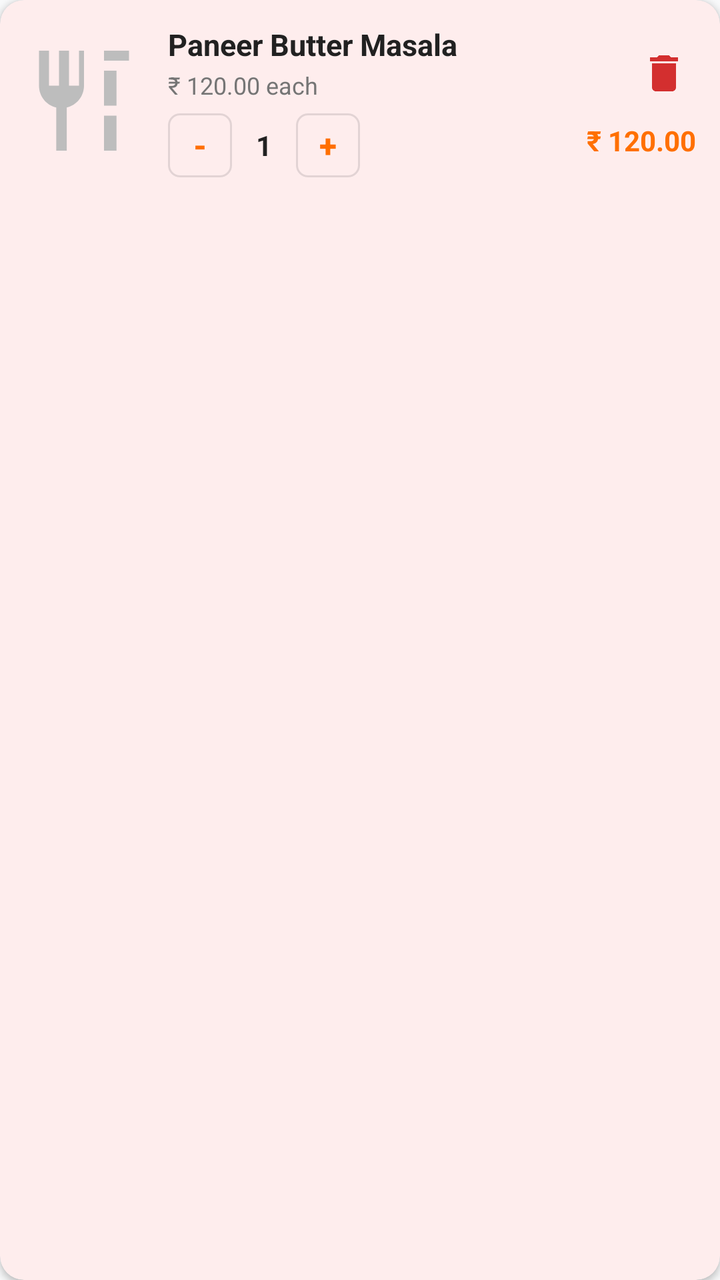
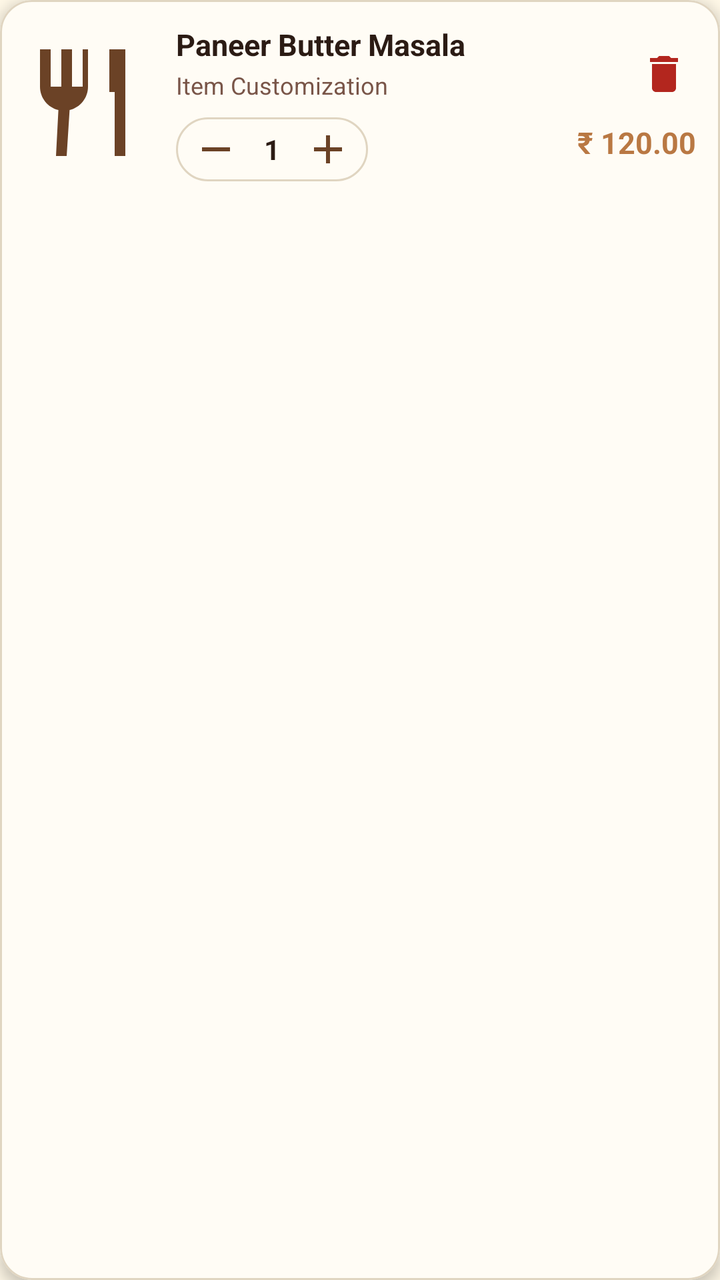

Screens rendered from an Android XML layout before and after an edit, with the pre-edit source and the edit as a unified diff.
<!-- AndroidManifest.xml: application theme Theme.CollegeCanteenFoodOrderingApp -->
<!-- res/layout/item_cart.xml -->
<?xml version="1.0" encoding="utf-8"?>
<com.google.android.material.card.MaterialCardView xmlns:android="http://schemas.android.com/apk/res/android"
    xmlns:app="http://schemas.android.com/apk/res-auto"
    android:layout_width="match_parent"
    android:layout_height="wrap_content"
    android:layout_marginVertical="6dp"
    app:cardCornerRadius="12dp"
    app:cardElevation="2dp"
    app:strokeWidth="0dp">

    <LinearLayout
        android:layout_width="match_parent"
        android:layout_height="wrap_content"
        android:gravity="center_vertical"
        android:orientation="horizontal"
        android:padding="12dp">

        <ImageView
            android:id="@+id/ivCartItemImage"
            android:layout_width="60dp"
            android:layout_height="60dp"
            android:scaleType="centerCrop"
            android:src="@drawable/ic_food_placeholder"
            android:contentDescription="Cart item image" />

        <LinearLayout
            android:layout_width="0dp"
            android:layout_height="wrap_content"
            android:layout_weight="1"
            android:layout_marginStart="12dp"
            android:orientation="vertical">

            <TextView
                android:id="@+id/tvCartItemName"
                android:layout_width="wrap_content"
                android:layout_height="wrap_content"
                android:text="Paneer Butter Masala"
                android:textColor="@color/text_primary"
                android:textSize="15sp"
                android:textStyle="bold" />

            <TextView
                android:id="@+id/tvCartItemPrice"
                android:layout_width="wrap_content"
                android:layout_height="wrap_content"
                android:layout_marginTop="2dp"
                android:text="₹ 120.00 each"
                android:textColor="@color/text_secondary"
                android:textSize="12sp" />

            
            <LinearLayout
                android:layout_width="wrap_content"
                android:layout_height="wrap_content"
                android:layout_marginTop="6dp"
                android:gravity="center_vertical"
                android:orientation="horizontal">

                <com.google.android.material.button.MaterialButton
                    android:id="@+id/btnMinus"
                    style="@style/Widget.MaterialComponents.Button.OutlinedButton"
                    android:layout_width="32dp"
                    android:layout_height="32dp"
                    android:insetLeft="0dp"
                    android:insetTop="0dp"
                    android:insetRight="0dp"
                    android:insetBottom="0dp"
                    android:padding="0dp"
                    android:text="-"
                    android:textColor="@color/primary"
                    android:textSize="16sp"
                    android:textStyle="bold"
                    app:cornerRadius="6dp" />

                <TextView
                    android:id="@+id/tvQuantity"
                    android:layout_width="wrap_content"
                    android:layout_height="wrap_content"
                    android:paddingHorizontal="12dp"
                    android:text="1"
                    android:textColor="@color/text_primary"
                    android:textSize="14sp"
                    android:textStyle="bold" />

                <com.google.android.material.button.MaterialButton
                    android:id="@+id/btnPlus"
                    style="@style/Widget.MaterialComponents.Button.OutlinedButton"
                    android:layout_width="32dp"
                    android:layout_height="32dp"
                    android:insetLeft="0dp"
                    android:insetTop="0dp"
                    android:insetRight="0dp"
                    android:insetBottom="0dp"
                    android:padding="0dp"
                    android:text="+"
                    android:textColor="@color/primary"
                    android:textSize="16sp"
                    android:textStyle="bold"
                    app:cornerRadius="6dp" />

            </LinearLayout>

        </LinearLayout>

        <LinearLayout
            android:layout_width="wrap_content"
            android:layout_height="wrap_content"
            android:gravity="end"
            android:orientation="vertical">

            <ImageButton
                android:id="@+id/btnRemove"
                android:layout_width="32dp"
                android:layout_height="32dp"
                android:background="?attr/selectableItemBackgroundBorderless"
                android:contentDescription="Remove item"
                android:src="@drawable/ic_delete" />

            <TextView
                android:id="@+id/tvItemTotalPrice"
                android:layout_width="wrap_content"
                android:layout_height="wrap_content"
                android:layout_marginTop="8dp"
                android:text="₹ 120.00"
                android:textColor="@color/primary"
                android:textSize="14sp"
                android:textStyle="bold" />
        </LinearLayout>

    </LinearLayout>

</com.google.android.material.card.MaterialCardView>
<!-- resources referenced by this layout -->
<resources>
  <color name="primary">#FF6F00</color>
  <color name="text_primary">#212121</color>
  <color name="text_secondary">#757575</color>
  <!-- drawable ic_delete (drawable) -->
  <vector xmlns:android="http://schemas.android.com/apk/res/android"
      android:width="24dp"
      android:height="24dp"
      android:viewportWidth="24"
      android:viewportHeight="24">
      <path
          android:fillColor="#D32F2F"
          android:pathData="M6,19c0,1.1 0.9,2 2,2h8c1.1,0 2,-0.9 2,-2V7H6v12zM19,4h-3.5l-1,-1h-5l-1,1H5v2h14V4z" />
  </vector>
  <!-- drawable ic_food_placeholder (drawable) -->
  <vector xmlns:android="http://schemas.android.com/apk/res/android"
      android:width="24dp"
      android:height="24dp"
      android:viewportWidth="24"
      android:viewportHeight="24">
      <path
          android:fillColor="#BDBDBD"
          android:pathData="M11,9H9V2H7v7H5V2H3v7c0,2.12 1.46,3.91 3.45,4.38V22h2.1v-8.62C10.54,12.91 12,11.12 12,9V2h-1V9zM16,6v7h2.5V6H16zM16,2v2h5V2h-5zM16,15v7h2.5v-7H16z" />
  </vector>
  <style name="Theme.CollegeCanteenFoodOrderingApp" parent="Base.Theme.CollegeCanteenFoodOrderingApp" />
  <style name="Base.Theme.CollegeCanteenFoodOrderingApp" parent="Theme.Material3.DayNight">
          <item name="colorPrimary">@color/primary</item>
          <item name="colorPrimaryDark">@color/primary_dark</item>
          <item name="colorAccent">@color/accent</item>
          <item name="android:windowBackground">@color/bg_main</item>
      </style>
  <color name="primary_dark">#E65100</color>
  <color name="accent">#FF9800</color>
  <color name="bg_main">#F8F9FA</color>
</resources>

<!-- the commit's change to res/layout/item_cart.xml (unified diff, before → after) -->
@@ -4,9 +4,11 @@
     android:layout_width="match_parent"
     android:layout_height="wrap_content"
     android:layout_marginVertical="6dp"
-    app:cardCornerRadius="12dp"
-    app:cardElevation="2dp"
-    app:strokeWidth="0dp">
+    app:cardBackgroundColor="@color/surface_card"
+    app:cardCornerRadius="16dp"
+    app:cardElevation="4dp"
+    app:strokeColor="@color/border_light"
+    app:strokeWidth="1dp">
 
     <LinearLayout
         android:layout_width="match_parent"
@@ -15,13 +17,14 @@
         android:orientation="horizontal"
         android:padding="12dp">
 
-        <ImageView
-            android:id="@+id/ivCartItemImage"
-            android:layout_width="60dp"
-            android:layout_height="60dp"
+        <com.google.android.material.imageview.ShapeableImageView
+            android:id="@+id/ivCartFood"
+            android:layout_width="64dp"
+            android:layout_height="64dp"
             android:scaleType="centerCrop"
             android:src="@drawable/ic_food_placeholder"
-            android:contentDescription="Cart item image" />
+            android:contentDescription="Cart item image"
+            app:shapeAppearanceOverlay="@style/ShapeAppearance.Material3.Corner.Medium" />
 
         <LinearLayout
             android:layout_width="0dp"
@@ -31,9 +34,11 @@
             android:orientation="vertical">
 
             <TextView
-                android:id="@+id/tvCartItemName"
+                android:id="@+id/tvCartFoodName"
                 android:layout_width="wrap_content"
                 android:layout_height="wrap_content"
+                android:ellipsize="end"
+                android:maxLines="1"
                 android:text="Paneer Butter Masala"
                 android:textColor="@color/text_primary"
                 android:textSize="15sp"
@@ -44,7 +49,7 @@
                 android:layout_width="wrap_content"
                 android:layout_height="wrap_content"
                 android:layout_marginTop="2dp"
-                android:text="₹ 120.00 each"
+                android:text="Item Customization"
                 android:textColor="@color/text_secondary"
                 android:textSize="12sp" />
 
@@ -52,51 +57,40 @@
             <LinearLayout
                 android:layout_width="wrap_content"
                 android:layout_height="wrap_content"
-                android:layout_marginTop="6dp"
+                android:layout_marginTop="8dp"
+                android:background="@drawable/bg_chip_unselected"
                 android:gravity="center_vertical"
-                android:orientation="horizontal">
+                android:orientation="horizontal"
+                android:paddingHorizontal="6dp"
+                android:paddingVertical="2dp">
 
-                <com.google.android.material.button.MaterialButton
+                <ImageButton
                     android:id="@+id/btnMinus"
-                    style="@style/Widget.MaterialComponents.Button.OutlinedButton"
-                    android:layout_width="32dp"
-                    android:layout_height="32dp"
-                    android:insetLeft="0dp"
-                    android:insetTop="0dp"
-                    android:insetRight="0dp"
-                    android:insetBottom="0dp"
-                    android:padding="0dp"
-                    android:text="-"
-                    android:textColor="@color/primary"
-                    android:textSize="16sp"
-                    android:textStyle="bold"
-                    app:cornerRadius="6dp" />
+                    android:layout_width="28dp"
+                    android:layout_height="28dp"
+                    android:background="?attr/selectableItemBackgroundBorderless"
+                    android:contentDescription="Decrease"
+                    android:src="@drawable/ic_minus"
+                    app:tint="@color/primary" />
 
                 <TextView
                     android:id="@+id/tvQuantity"
                     android:layout_width="wrap_content"
                     android:layout_height="wrap_content"
-                    android:paddingHorizontal="12dp"
+                    android:paddingHorizontal="10dp"
                     android:text="1"
                     android:textColor="@color/text_primary"
                     android:textSize="14sp"
                     android:textStyle="bold" />
 
-                <com.google.android.material.button.MaterialButton
+                <ImageButton
                     android:id="@+id/btnPlus"
-                    style="@style/Widget.MaterialComponents.Button.OutlinedButton"
-                    android:layout_width="32dp"
-                    android:layout_height="32dp"
-                    android:insetLeft="0dp"
-                    android:insetTop="0dp"
-                    android:insetRight="0dp"
-                    android:insetBottom="0dp"
-                    android:padding="0dp"
-                    android:text="+"
-                    android:textColor="@color/primary"
-                    android:textSize="16sp"
-                    android:textStyle="bold"
-                    app:cornerRadius="6dp" />
+                    android:layout_width="28dp"
+                    android:layout_height="28dp"
+                    android:background="?attr/selectableItemBackgroundBorderless"
+                    android:contentDescription="Increase"
+                    android:src="@drawable/ic_add"
+                    app:tint="@color/primary" />
 
             </LinearLayout>
 
@@ -109,21 +103,22 @@
             android:orientation="vertical">
 
             <ImageButton
-                android:id="@+id/btnRemove"
+                android:id="@+id/btnDelete"
                 android:layout_width="32dp"
                 android:layout_height="32dp"
                 android:background="?attr/selectableItemBackgroundBorderless"
                 android:contentDescription="Remove item"
-                android:src="@drawable/ic_delete" />
+                android:src="@drawable/ic_delete"
+                app:tint="@color/red_error" />
 
             <TextView
-                android:id="@+id/tvItemTotalPrice"
+                android:id="@+id/tvCartFoodPrice"
                 android:layout_width="wrap_content"
                 android:layout_height="wrap_content"
                 android:layout_marginTop="8dp"
                 android:text="₹ 120.00"
-                android:textColor="@color/primary"
-                android:textSize="14sp"
+                android:textColor="@color/caramel"
+                android:textSize="15sp"
                 android:textStyle="bold" />
         </LinearLayout>
 
<!-- resource entries referenced after the edit -->
@@ -1,27 +1,34 @@
 <!-- resources referenced by this layout -->
 <resources>
-  <color name="primary">#FF6F00</color>
-  <color name="text_primary">#212121</color>
-  <color name="text_secondary">#757575</color>
+  <color name="border_light">#E0D5C1</color>
+  <color name="caramel">#B97843</color>
+  <color name="primary">#6B4226</color>
+  <color name="red_error">#B3261E</color>
+  <color name="surface_card">#FFFCF5</color>
+  <color name="text_primary">#2B1B14</color>
+  <color name="text_secondary">#795548</color>
+  <!-- drawable bg_chip_unselected (drawable) -->
+  <?xml version="1.0" encoding="utf-8"?>
+  <shape xmlns:android="http://schemas.android.com/apk/res/android" android:shape="rectangle">
+      <solid android:color="#FFFCF5"/>
+      <stroke android:width="1dp" android:color="#E0D5C1"/>
+      <corners android:radius="20dp"/>
+  </shape>
+  <!-- drawable ic_add (drawable) -->
+  <vector xmlns:android="http://schemas.android.com/apk/res/android" android:width="24dp" android:height="24dp" android:viewportWidth="24" android:viewportHeight="24">
+      <path android:fillColor="#FF6B4226" android:pathData="M19,13h-6v6h-2v-6H5v-2h6V5h2v6h6v2z"/>
+  </vector>
   <!-- drawable ic_delete (drawable) -->
-  <vector xmlns:android="http://schemas.android.com/apk/res/android"
-      android:width="24dp"
-      android:height="24dp"
-      android:viewportWidth="24"
-      android:viewportHeight="24">
-      <path
-          android:fillColor="#D32F2F"
-          android:pathData="M6,19c0,1.1 0.9,2 2,2h8c1.1,0 2,-0.9 2,-2V7H6v12zM19,4h-3.5l-1,-1h-5l-1,1H5v2h14V4z" />
+  <vector xmlns:android="http://schemas.android.com/apk/res/android" android:width="24dp" android:height="24dp" android:viewportWidth="24" android:viewportHeight="24">
+      <path android:fillColor="#FF6B4226" android:pathData="M6,19c0,1.1 0.9,2 2,2h8c1.1,0 2,-0.9 2,-2V7H6v12zM19,4h-3.5l-1,-1h-5l-1,1H5v2h14V4z"/>
   </vector>
   <!-- drawable ic_food_placeholder (drawable) -->
-  <vector xmlns:android="http://schemas.android.com/apk/res/android"
-      android:width="24dp"
-      android:height="24dp"
-      android:viewportWidth="24"
-      android:viewportHeight="24">
-      <path
-          android:fillColor="#BDBDBD"
-          android:pathData="M11,9H9V2H7v7H5V2H3v7c0,2.12 1.46,3.91 3.45,4.38V22h2.1v-8.62C10.54,12.91 12,11.12 12,9V2h-1V9zM16,6v7h2.5V6H16zM16,2v2h5V2h-5zM16,15v7h2.5v-7H16z" />
+  <vector xmlns:android="http://schemas.android.com/apk/res/android" android:width="24dp" android:height="24dp" android:viewportWidth="24" android:viewportHeight="24">
+      <path android:fillColor="#FF6B4226" android:pathData="M11,9H9V2H7v7H5V2H3v7c0,2.12 1.46,3.91 3.45,4.38L6,22h2l0.55,-8.62C10.54,12.91 12,11.12 12,9V2h-1V9zM16,2v8h1v12h2V2H16z"/>
+  </vector>
+  <!-- drawable ic_minus (drawable) -->
+  <vector xmlns:android="http://schemas.android.com/apk/res/android" android:width="24dp" android:height="24dp" android:viewportWidth="24" android:viewportHeight="24">
+      <path android:fillColor="#FF6B4226" android:pathData="M19,13H5v-2h14v2z"/>
   </vector>
   <style name="Theme.CollegeCanteenFoodOrderingApp" parent="Base.Theme.CollegeCanteenFoodOrderingApp" />
   <style name="Base.Theme.CollegeCanteenFoodOrderingApp" parent="Theme.Material3.DayNight">
@@ -30,8 +37,8 @@
           <item name="colorAccent">@color/accent</item>
           <item name="android:windowBackground">@color/bg_main</item>
       </style>
-  <color name="primary_dark">#E65100</color>
-  <color name="accent">#FF9800</color>
-  <color name="bg_main">#F8F9FA</color>
+  <color name="primary_dark">#4A2C20</color>
+  <color name="accent">#B97843</color>
+  <color name="bg_main">#FFF8E7</color>
 </resources>
 
